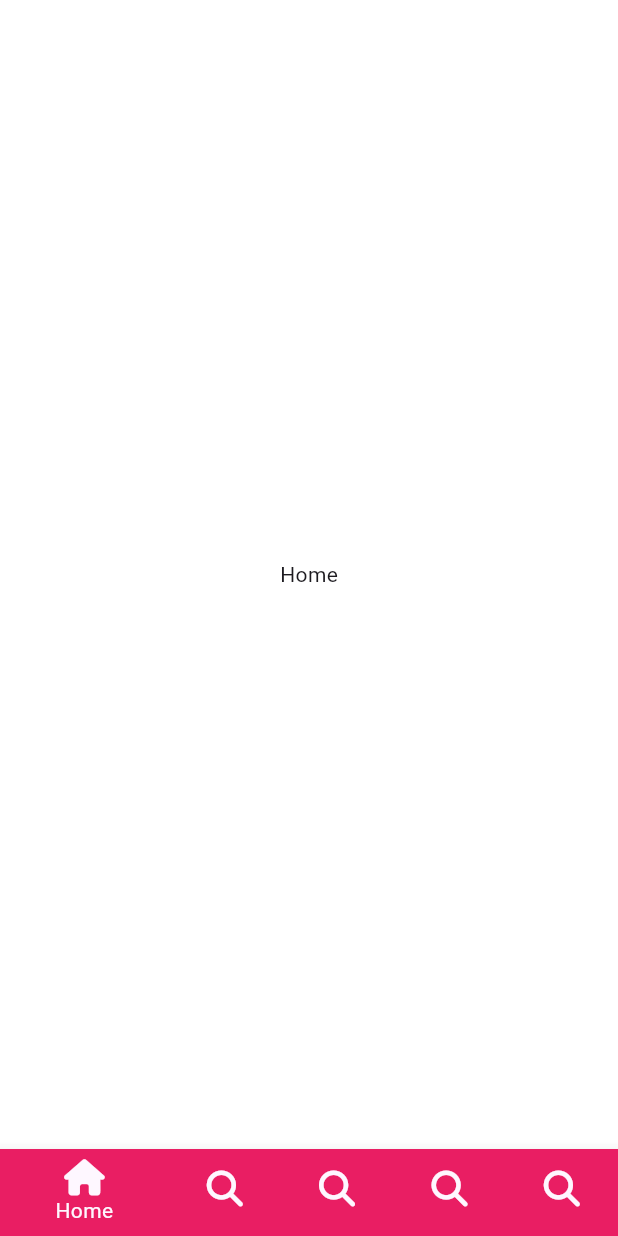
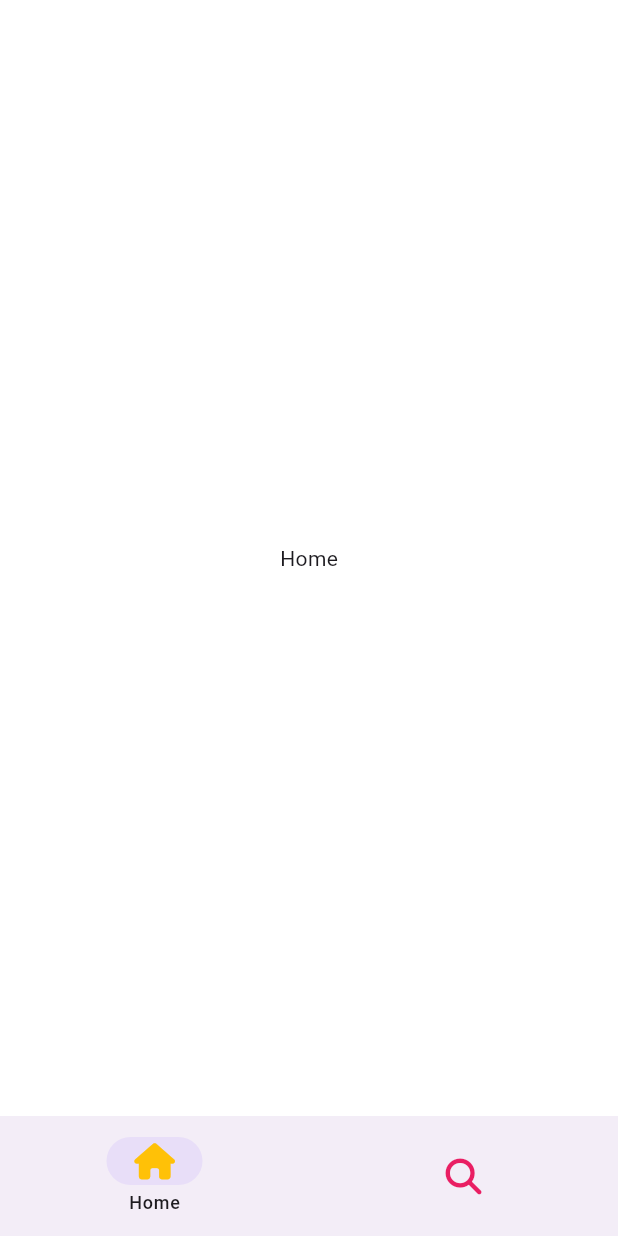
Before and after one commit to viva-lee/tiktok_clone, a Flutter app: the screen it shows after launch, on a phone screen of 412 x 824 dp. Run offline on Flutter 3.47's test engine with Material 3 defaults, Android fonts, the phone set to English and light mode, and no system bars; our stand-ins replace font_awesome_flutter.

Commit message:
NavigationBar

```diff
--- a/lib/features/navigation/main_navigation_screen.dart
+++ b/lib/features/navigation/main_navigation_screen.dart
@@ -39,51 +39,24 @@ class _MainNavigationScreenState extends State<MainNavigationScreen> {
   Widget build(BuildContext context) {
     return Scaffold(
       body: screens[_selectedIndex],
-      bottomNavigationBar: BottomNavigationBar(
-        currentIndex: _selectedIndex,
-        onTap: _onTap,
-        // selectedItemColor: Theme.of(context).primaryColor,
-        items: const [
-          BottomNavigationBarItem(
+      bottomNavigationBar: NavigationBar(
+        labelBehavior: NavigationDestinationLabelBehavior.onlyShowSelected,
+        selectedIndex: _selectedIndex,
+        onDestinationSelected: _onTap,
+        destinations: const [
+          NavigationDestination(
             icon: FaIcon(
               FontAwesomeIcons.house,
+              color: Colors.amber,
             ),
             label: 'Home',
-            tooltip: 'What are you?',
-            backgroundColor: Colors.pink,
           ),
-          BottomNavigationBarItem(
-            icon: FaIcon(
-              FontAwesomeIcons.magnifyingGlass,
-            ),
-            label: 'Search',
-            tooltip: 'What are you?',
-            backgroundColor: Colors.teal,
-          ),
-          BottomNavigationBarItem(
-            icon: FaIcon(
-              FontAwesomeIcons.magnifyingGlass,
-            ),
-            label: 'Search',
-            tooltip: 'What are you?',
-            backgroundColor: Colors.amber,
-          ),
-          BottomNavigationBarItem(
-            icon: FaIcon(
-              FontAwesomeIcons.magnifyingGlass,
-            ),
-            label: 'Search',
-            tooltip: 'What are you?',
-            backgroundColor: Colors.purple,
-          ),
-          BottomNavigationBarItem(
-            icon: FaIcon(
-              FontAwesomeIcons.magnifyingGlass,
-            ),
-            label: 'Search',
-            tooltip: 'What are you?',
-            backgroundColor: Colors.blue,
-          ),
+          NavigationDestination(
+              icon: FaIcon(
+                FontAwesomeIcons.magnifyingGlass,
+                color: Colors.pink,
+              ),
+              label: 'Search')
         ],
       ),
     );
--- /dev/null
+++ b/lib/features/navigation/main_navigation_screen_m2.dart
@@ -0,0 +1,91 @@
+import 'package:flutter/material.dart';
+import 'package:font_awesome_flutter/font_awesome_flutter.dart';
+
+class MainNavigationScreen extends StatefulWidget {
+  const MainNavigationScreen({super.key});
+
+  @override
+  State<MainNavigationScreen> createState() => _MainNavigationScreenState();
+}
+
+class _MainNavigationScreenState extends State<MainNavigationScreen> {
+  int _selectedIndex = 0;
+
+  final screens = [
+    const Center(
+      child: Text("Home"),
+    ),
+    const Center(
+      child: Text("Search"),
+    ),
+    const Center(
+      child: Text("Search"),
+    ),
+    const Center(
+      child: Text("Search"),
+    ),
+    const Center(
+      child: Text("Search"),
+    ),
+  ];
+
+  void _onTap(int index) {
+    setState(() {
+      _selectedIndex = index;
+    });
+  }
+
+  @override
+  Widget build(BuildContext context) {
+    return Scaffold(
+      body: screens[_selectedIndex],
+      bottomNavigationBar: BottomNavigationBar(
+        currentIndex: _selectedIndex,
+        onTap: _onTap,
+        // selectedItemColor: Theme.of(context).primaryColor,
+        items: const [
+          BottomNavigationBarItem(
+            icon: FaIcon(
+              FontAwesomeIcons.house,
+            ),
+            label: 'Home',
+            tooltip: 'What are you?',
+            backgroundColor: Colors.pink,
+          ),
+          BottomNavigationBarItem(
+            icon: FaIcon(
+              FontAwesomeIcons.magnifyingGlass,
+            ),
+            label: 'Search',
+            tooltip: 'What are you?',
+            backgroundColor: Colors.teal,
+          ),
+          BottomNavigationBarItem(
+            icon: FaIcon(
+              FontAwesomeIcons.magnifyingGlass,
+            ),
+            label: 'Search',
+            tooltip: 'What are you?',
+            backgroundColor: Colors.amber,
+          ),
+          BottomNavigationBarItem(
+            icon: FaIcon(
+              FontAwesomeIcons.magnifyingGlass,
+            ),
+            label: 'Search',
+            tooltip: 'What are you?',
+            backgroundColor: Colors.purple,
+          ),
+          BottomNavigationBarItem(
+            icon: FaIcon(
+              FontAwesomeIcons.magnifyingGlass,
+            ),
+            label: 'Search',
+            tooltip: 'What are you?',
+            backgroundColor: Colors.blue,
+          ),
+        ],
+      ),
+    );
+  }
+}
```
